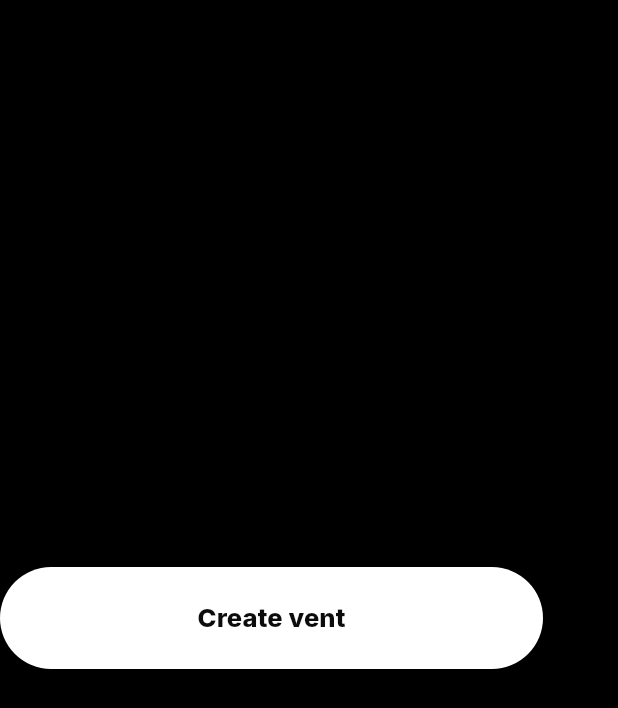
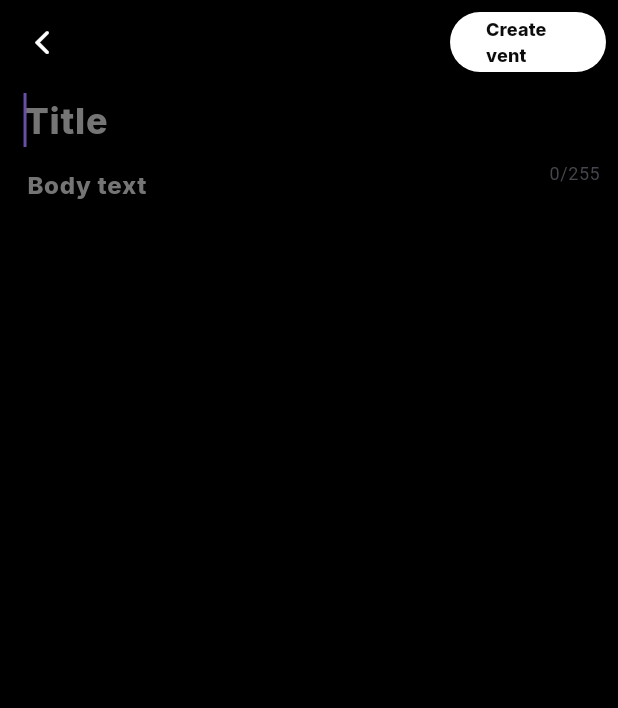
Before and after one commit to Tho100/revent, a Flutter app: the CreateVentPage screen opened directly, on a phone screen of 412 x 824 dp. Shown: the top 708 px of the screen. Run offline on Flutter 3.47's test engine with Material 3 defaults, Android fonts, the phone set to English and light mode, and no system bars; our stand-ins replace flutter_dotenv, get_it, google_fonts; missing offline and left inert: mysql_client.

Commit message:
Added create-vent page

```diff
--- a/lib/pages/create_vent_page.dart
+++ b/lib/pages/create_vent_page.dart
@@ -1,6 +1,8 @@
 import 'package:flutter/material.dart';
+import 'package:google_fonts/google_fonts.dart';
 import 'package:revent/model/create_new_item.dart';
-import 'package:revent/widgets/main_button.dart';
+import 'package:revent/themes/theme_color.dart';
+import 'package:revent/widgets/app_bar.dart';
 
 class CreateVentPage extends StatelessWidget {
 
@@ -8,29 +10,131 @@ class CreateVentPage extends StatelessWidget {
 
   final createItem = CreateNewItem();
 
-  Widget _buildBody() {
+  final ventTitleController = TextEditingController();
+  final ventBodyTextController = TextEditingController();
+
+  final defaultFontWeight = FontWeight.w800;
+  final hintTextColor = ThemeColor.thirdWhite;
+
+  Widget _buildTitleField() {
+    return TextField(
+      controller: ventTitleController,
+      autofocus: true,
+      maxLines: 1,
+      maxLength: 255,
+      style: GoogleFonts.inter(
+        color: ThemeColor.white,
+        fontWeight: defaultFontWeight,
+        fontSize: 24
+      ),
+      decoration: InputDecoration(
+        hintStyle: GoogleFonts.inter(
+          color: hintTextColor,
+          fontWeight: defaultFontWeight,
+          fontSize: 24
+        ),
+        hintText: "Title",
+        border: InputBorder.none,
+        focusedBorder: InputBorder.none,
+        enabledBorder: InputBorder.none,
+        disabledBorder: InputBorder.none,
+        contentPadding: EdgeInsets.zero,
+      ),
+    );
+  }
+
+  Widget _buildBodyTextField(BuildContext context) {
+    return Transform.translate(
+      offset: const Offset(0, -25),
+      child: SizedBox(
+        height: MediaQuery.of(context).size.height - 150,
+        child: TextFormField(
+          controller: ventBodyTextController,
+          keyboardType: TextInputType.multiline,
+          maxLines: null,
+          style: GoogleFonts.inter(
+            color: ThemeColor.secondaryWhite,
+            fontWeight: defaultFontWeight,
+            fontSize: 16
+          ),
+          decoration: InputDecoration(
+            hintStyle: GoogleFonts.inter(
+              color: hintTextColor,
+              fontWeight: defaultFontWeight,
+              fontSize: 16
+            ),
+            hintText: "Body text",
+            border: InputBorder.none,
+            focusedBorder: InputBorder.none,
+            enabledBorder: InputBorder.none,
+            disabledBorder: InputBorder.none,
+            contentPadding: EdgeInsets.zero,
+          ),
+        ),
+      ),
+    );
+  }
+
+  Widget _buildBody(BuildContext context) {
     return Column(
       mainAxisAlignment: MainAxisAlignment.center,
       children: [
 
-        MainButton(
-          text: "Create vent",
+        Padding(
+          padding: const EdgeInsets.only(left: 16.0, right: 12.0),
+          child: _buildTitleField(),
+        ),
+
+        Padding(
+          padding: const EdgeInsets.only(left: 18.0, right: 16.0),
+          child: _buildBodyTextField(context),
+        ),
+
+        const Spacer()
+
+      ],
+    );
+  }
+
+  Widget _buildActionButton() {
+    return SizedBox(
+      width: 120,
+      child: Padding(
+        padding: const EdgeInsets.all(8),
+        child: ElevatedButton(
           onPressed: () async {
             await createItem.newVent(
               ventTitle: "My first vent",
               ventBodyText: "Hello this is my first vent ever!"
             );
-          }
+          },
+          style: ElevatedButton.styleFrom(
+            backgroundColor: ThemeColor.white,
+            elevation: 0,
+            shape: const StadiumBorder()
+          ),
+          child: Text(
+            "Create vent",
+            style: GoogleFonts.inter(
+              color: ThemeColor.mediumBlack,
+              fontSize: 12,
+              fontWeight: FontWeight.w800
+            )
+          ),
         ),
-
-      ],
+      )
     );
   }
 
   @override
   Widget build(BuildContext context) {
     return Scaffold(
-      body: _buildBody(),
+      appBar: CustomAppBar(
+        context: context,
+        title: "",
+        actions: [_buildActionButton()],
+      ).buildAppBar(),
+      body: _buildBody(context),
     );
   }
 
--- a/lib/widgets/main_button.dart
+++ b/lib/widgets/main_button.dart
@@ -7,18 +7,22 @@ class MainButton extends StatelessWidget {
 
   final String text;
   final VoidCallback onPressed;
+  final int? minusWidth;
+  final int? minusHeight;
 
   const MainButton({
     required this.text,
     required this.onPressed,
+    this.minusWidth,
+    this.minusHeight,
     super.key
   });
 
   @override
   Widget build(BuildContext context) {
     return SizedBox(
-      height: 68,
-      width: MediaQuery.of(context).size.width-50,
+      height: minusHeight != null ? MediaQuery.of(context).size.height-minusHeight! : 68,
+      width: minusWidth != null ? MediaQuery.of(context).size.width-minusWidth! : MediaQuery.of(context).size.width-50,
       child: ElevatedButton(
         style: ThemeStyle.btnMainStyle,
         onPressed: onPressed,
```
